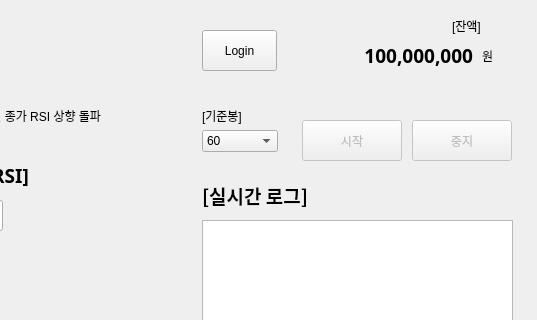
The window that upbit_project/rsi_yjs/manager/221019/ui_data/main.ui (sun-a-i/mandleda) describes before a commit, drawn with Qt 5; both pictures show x 158 to 695 and y 0 to 320 of the 695 by 494 pixel window.
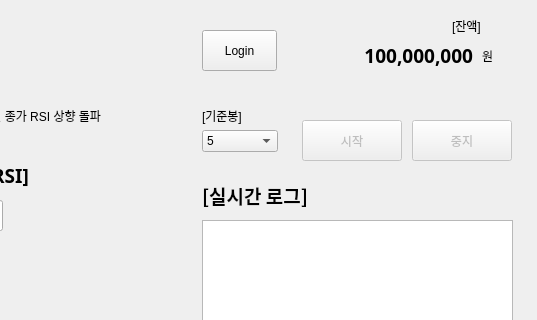
The same window after the commit.

The edit to the form file:
```diff
--- a/upbit_project/rsi_yjs/manager/221019/ui_data/main.ui
+++ b/upbit_project/rsi_yjs/manager/221019/ui_data/main.ui
@@ -337,6 +337,11 @@
       <height>22</height>
      </rect>
     </property>
+    <item>
+     <property name="text">
+      <string>5</string>
+     </property>
+    </item>
     <item>
      <property name="text">
       <string>60</string>
```
